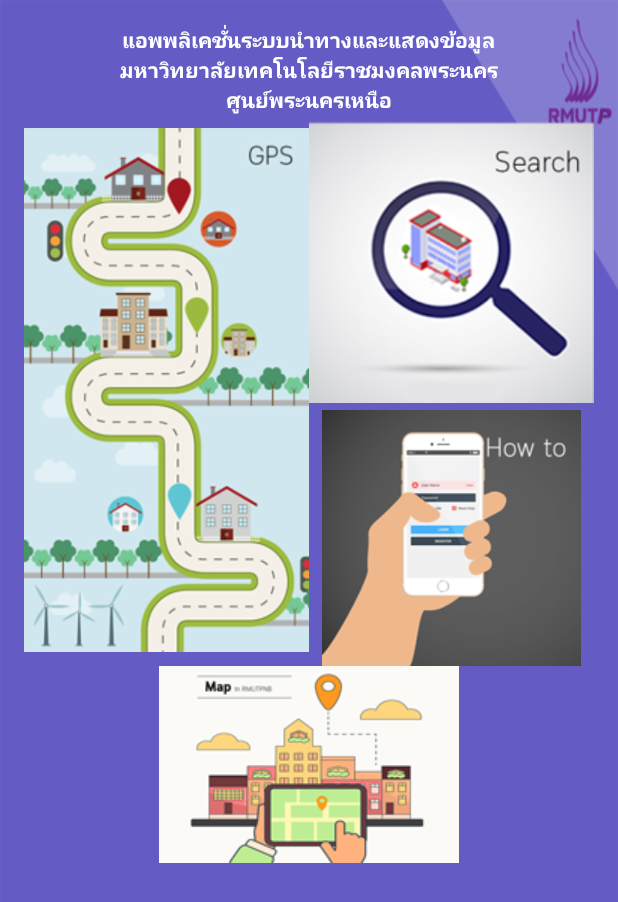
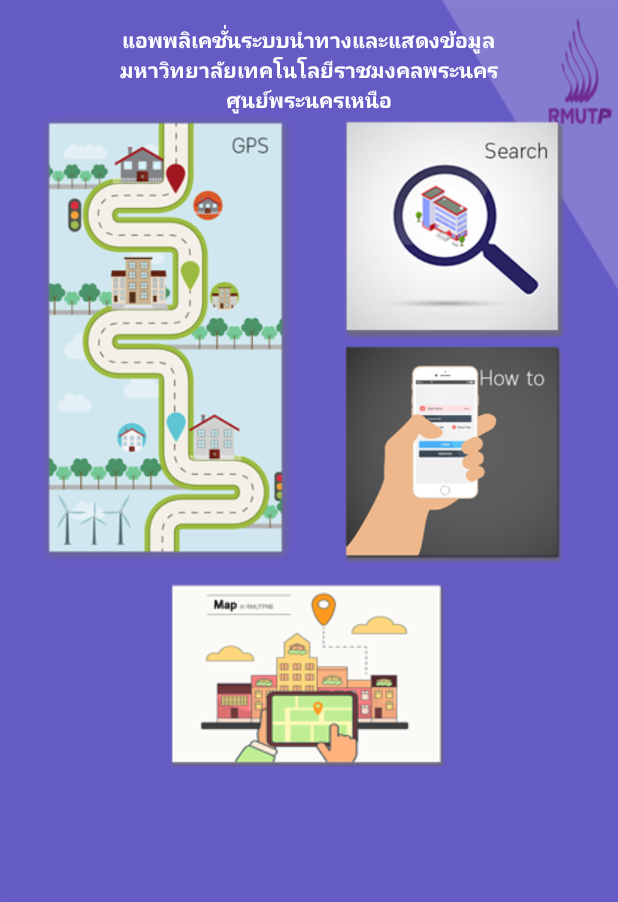
Before and after one commit to peeyanuch/RMUTPWhere, an Android app: the screen it shows after launch (MainActivity), on a phone screen of 412 x 824 dp. Shown: the top 902 px of the screen. Run offline under Robolectric (Android 15) with nearby library versions, the phone set to English and light mode, and no system bars.

Commit message:
design ui Search ok

```diff
--- a/app/src/main/java/rmutp/rungtip/peeyanuch/rmutpwhere/MainActivity.java
+++ b/app/src/main/java/rmutp/rungtip/peeyanuch/rmutpwhere/MainActivity.java
@@ -41,6 +41,7 @@ public class MainActivity extends AppCompatActivity implements View.OnClickListe
                 startActivity(new Intent(MainActivity.this, MapsActivity.class));
                 break;
             case R.id.imageView5:
+                startActivity(new Intent(MainActivity.this,Search.class));
                 break;
             case R.id.imageView6:
                 break;
--- a/app/src/main/res/layout/activity_main.xml
+++ b/app/src/main/res/layout/activity_main.xml
@@ -52,15 +52,15 @@
 
         <LinearLayout
             android:orientation="horizontal"
-            android:layout_width="match_parent"
+            android:layout_width="wrap_content"
             android:layout_height="wrap_content">
 
             <ImageView
                 android:layout_width="match_parent"
-                android:layout_height="wrap_content"
                 app:srcCompat="@drawable/h0"
                 android:id="@+id/imageView3"
-                android:layout_weight="1" />
+                android:layout_weight="1"
+                android:layout_height="300dp" />
 
             <LinearLayout
                 android:orientation="vertical"
@@ -70,13 +70,13 @@
 
                 <ImageView
                     android:layout_width="match_parent"
-                    android:layout_height="wrap_content"
+                    android:layout_height="150dp"
                     app:srcCompat="@drawable/h1"
                     android:id="@+id/imageView5" />
 
                 <ImageView
                     android:layout_width="match_parent"
-                    android:layout_height="wrap_content"
+                    android:layout_height="150dp"
                     app:srcCompat="@drawable/h2"
                     android:id="@+id/imageView6" />
             </LinearLayout>
@@ -84,7 +84,7 @@
 
         <ImageView
             android:layout_width="match_parent"
-            android:layout_height="wrap_content"
+            android:layout_height="match_parent"
             app:srcCompat="@drawable/h3"
             android:id="@+id/imageView7" />
     </LinearLayout>
```
Also changed, not shown: app/src/main/AndroidManifest.xml (+5 -4 lines), app/src/main/java/rmutp/rungtip/peeyanuch/rmutpwhere/Search.java (added, +14 -0 lines), app/src/main/res/layout/activity_search.xml (added, +57 -0 lines), app/src/main/res/drawable/h0.png, app/src/main/res/drawable/h1.png, app/src/main/res/drawable/h2.png, app/src/main/res/drawable/h3.png, app/src/main/res/drawable/text0.png (added), app/src/main/res/mipmap-hdpi/search.png (added), app/src/main/res/mipmap-mdpi/search.png (added), app/src/main/res/mipmap-xhdpi/search.png (added), app/src/main/res/mipmap-xxhdpi/search.png (added), app/src/main/res/mipmap-xxxhdpi/search.png (added), app/src/main/search-web.png (added).
